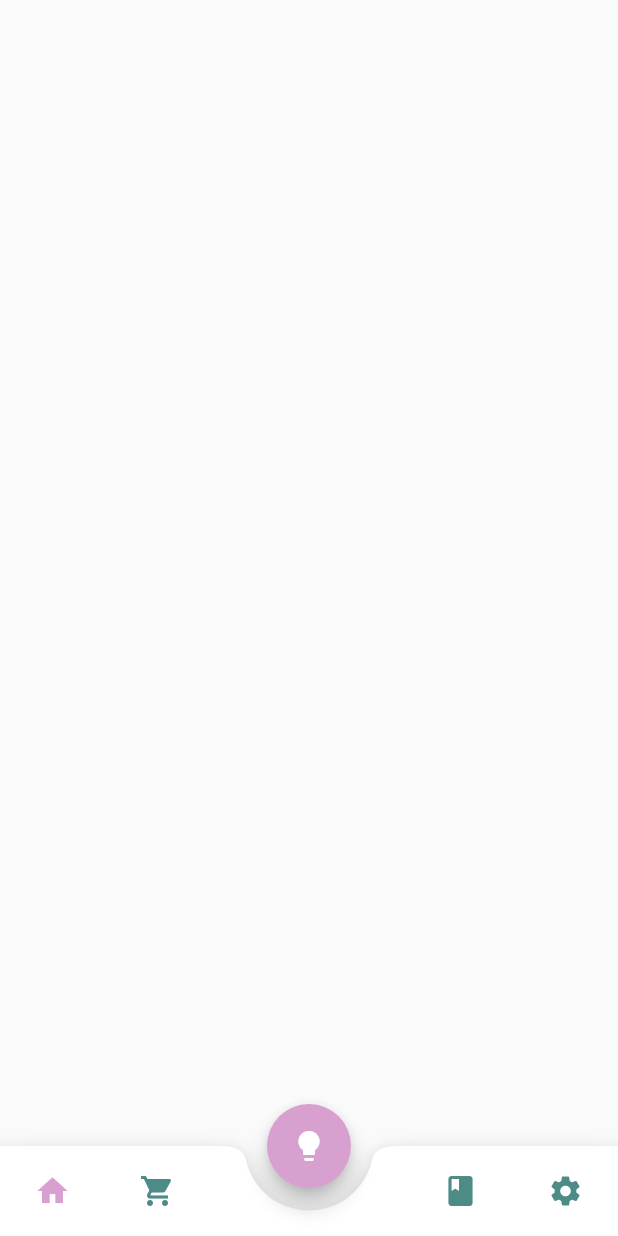
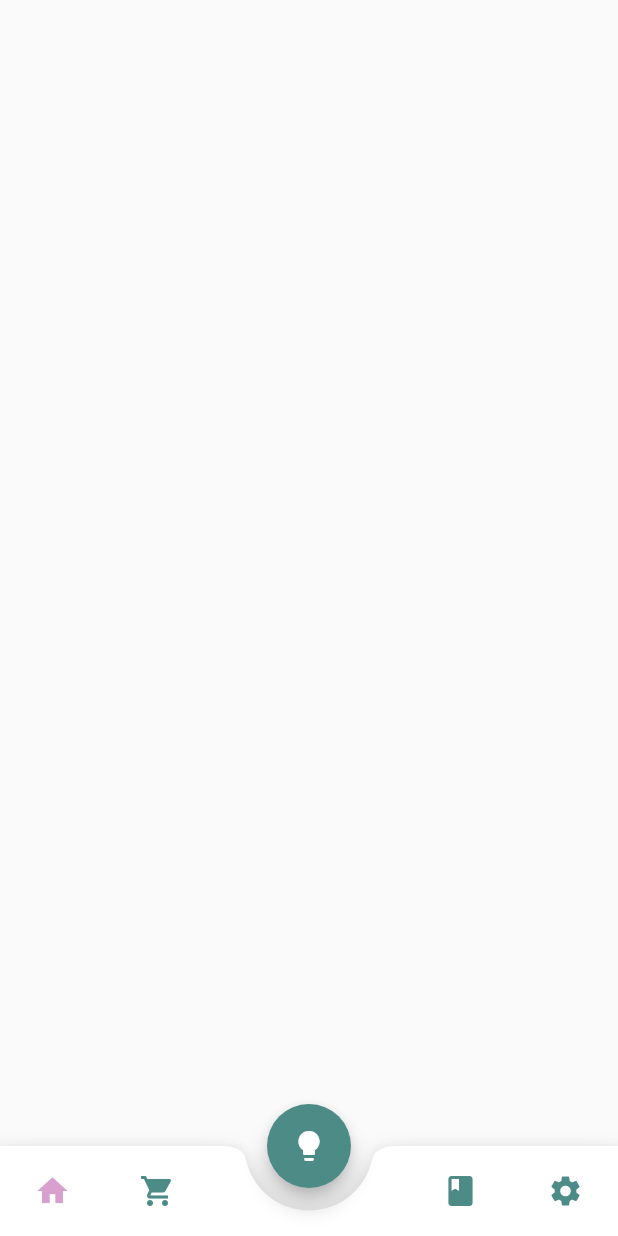
Before and after one commit to DuoIndustries/Light-Assistant-Mobile-App, a Flutter app: the screen it shows after launch, on a phone screen of 412 x 824 dp. Run offline on Flutter 3.47's test engine with Material 2 defaults, Android fonts, the phone set to English and light mode, and no system bars; drawn by our look-alikes of flutter_speed_dial.

Commit message:
some updates

```diff
--- a/lib/pages/home_page.dart
+++ b/lib/pages/home_page.dart
@@ -1,7 +1,6 @@
 import 'package:flutter/material.dart';
 import 'package:flutter_speed_dial/flutter_speed_dial.dart';
 import 'main_page.dart';
-import 'lamp_page.dart';
 import 'shop_page.dart';
 import 'guide_page.dart';
 import 'profile_page.dart';
@@ -26,7 +25,8 @@ class _HomePageState extends State<HomePage> {
   final PageStorageBucket bucket = PageStorageBucket();
   Widget currentScreen = Main();
 
-  Color blColor = Color(0xFFd7a0cf);
+  Color blColor = Color(0xFF4d8b87);
+  Color blColorLamp = Colors.white;
 
   @override
   Widget build(BuildContext context) {
@@ -39,18 +39,22 @@ class _HomePageState extends State<HomePage> {
         curve: Curves.easeIn,
         backgroundColor: blColor,
         closeManually: true,
-        icon: Icons.close,
+        child: Icon(
+          Icons.lightbulb,
+          color: blColorLamp,
+        ),
         overlayOpacity: 0,
         animationSpeed: 1,
-        child: Icon(Icons.lightbulb),
         onOpen: () {
           setState(() {
-            blColor = Colors.redAccent;
+            blColorLamp = Colors.yellowAccent;
+            blColor = Color(0xFFd7a0cf);
           });
         },
         onClose: () {
           setState(() {
-            blColor = Color(0xFFd7a0cf);
+            blColorLamp = Colors.white;
+            blColor = Color(0xFF4d8b87);
           });
         },
         children: [
@@ -63,7 +67,7 @@ class _HomePageState extends State<HomePage> {
             onTap: () {}
           ),
           SpeedDialChild(
-              child: Icon(Icons.tab),
+              child: Icon(Icons.settings),
               onTap: () {}
           )
         ],
```
